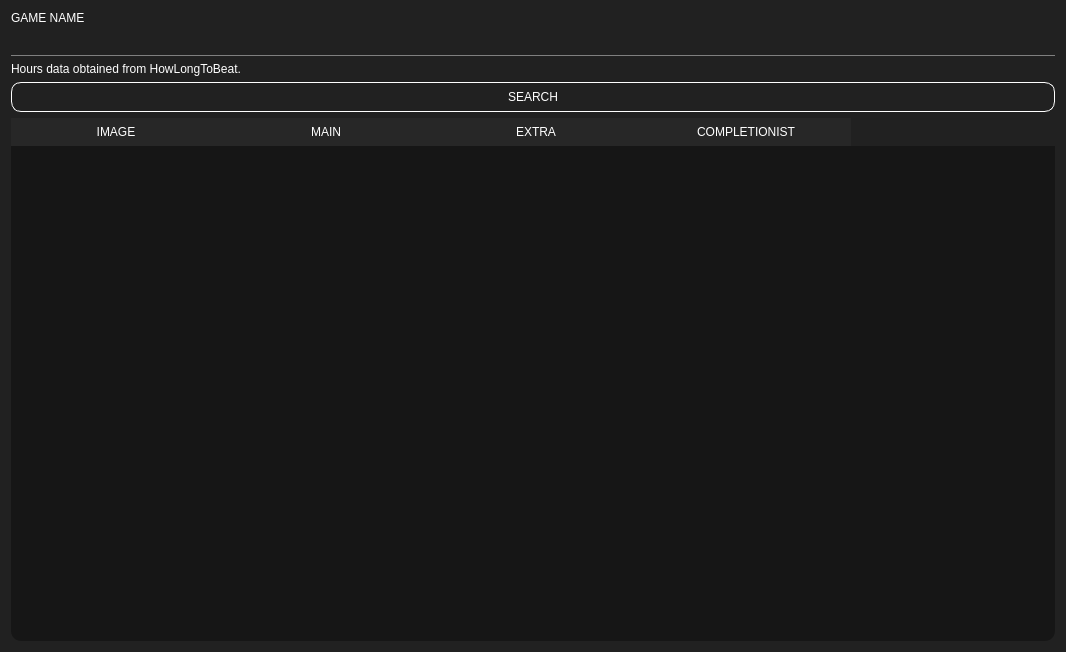
First picture: the form in howlongtobeat.ui, repository illud/crono, before the edit.
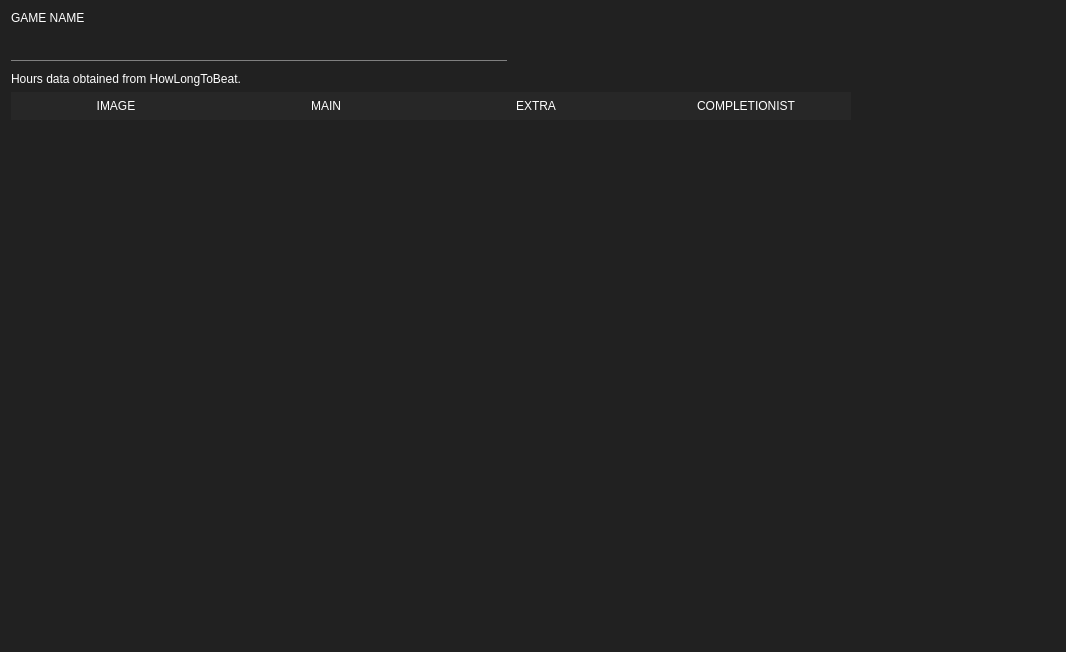
Second picture: the form after the edit. Icons and pictures are not drawn.

What changed in the file:
```diff
--- a/howlongtobeat.ui
+++ b/howlongtobeat.ui
@@ -16,20 +16,20 @@
   <property name="styleSheet">
    <string notr="true">background-color: rgb(33, 33, 33);</string>
   </property>
-  <layout class="QVBoxLayout" name="verticalLayout">
-   <item>
-    <widget class="QLabel" name="label_2">
+  <layout class="QGridLayout" name="gridLayout">
+   <item row="2" column="0">
+    <widget class="QLabel" name="label">
      <property name="styleSheet">
-      <string notr="true">font: 900 7pt &quot;Arial Black&quot;;
+      <string notr="true">font: 900 8pt &quot;Arial Black&quot;;
 background-color: transparent;
 color: rgb(255, 255, 255);</string>
      </property>
      <property name="text">
-      <string>GAME NAME</string>
+      <string>Hours data obtained from HowLongToBeat.</string>
      </property>
     </widget>
    </item>
-   <item>
+   <item row="1" column="0">
     <widget class="QLineEdit" name="searchBox">
      <property name="minimumSize">
       <size>
@@ -48,38 +48,57 @@
      </property>
     </widget>
    </item>
-   <item>
-    <widget class="QLabel" name="label">
+   <item row="0" column="0">
+    <widget class="QLabel" name="label_2">
      <property name="styleSheet">
-      <string notr="true">font: 900 8pt &quot;Arial Black&quot;;
+      <string notr="true">font: 900 7pt &quot;Arial Black&quot;;
 background-color: transparent;
 color: rgb(255, 255, 255);</string>
      </property>
      <property name="text">
-      <string>Hours data obtained from HowLongToBeat.</string>
+      <string>GAME NAME</string>
      </property>
     </widget>
    </item>
-   <item>
+   <item row="1" column="1">
     <widget class="QPushButton" name="btnSearch">
+     <property name="sizePolicy">
+      <sizepolicy hsizetype="Maximum" vsizetype="Fixed">
+       <horstretch>0</horstretch>
+       <verstretch>0</verstretch>
+      </sizepolicy>
+     </property>
      <property name="minimumSize">
       <size>
-       <width>0</width>
-       <height>30</height>
+       <width>35</width>
+       <height>35</height>
       </size>
      </property>
+     <property name="font">
+      <font>
+       <stylestrategy>PreferDefault</stylestrategy>
+      </font>
+     </property>
      <property name="cursor">
       <cursorShape>PointingHandCursor</cursorShape>
      </property>
      <property name="styleSheet">
       <string notr="true">QPushButton#btnSearch { 
 	background-color: transparent;
+	/*border-image: url(:/search.png) stretch;
+    background-repeat: no-repeat;
+	background-size: 19px 19px;
+    background-color:  transparent;
+ 	width: 29px;
+    height: 29px;
+
+	background-color: transparent;
 	font: 900 9pt &quot;Arial Black&quot;;
 	color: rgb(255, 255, 255);
     border: 1px;
 	border-color: rgb(255, 255, 255);
 	border-style: outset;
-border-radius: 10px;
+border-radius: 10px;*/
 }
 
 QPushButton#btnSearch:hover{ 
@@ -98,22 +117,49 @@
 </string>
      </property>
      <property name="text">
-      <string>SEARCH</string>
+      <string/>
+     </property>
+     <property name="icon">
+      <iconset>
+       <normalon>:/search.png</normalon>
+      </iconset>
+     </property>
+     <property name="iconSize">
+      <size>
+       <width>20</width>
+       <height>20</height>
+      </size>
      </property>
      <property name="flat">
       <bool>true</bool>
      </property>
     </widget>
    </item>
+   <item row="1" column="2">
+    <spacer name="horizontalSpacer">
+     <property name="orientation">
+      <enum>Qt::Horizontal</enum>
+     </property>
+     <property name="sizeHint" stdset="0">
+      <size>
+       <width>40</width>
+       <height>20</height>
+      </size>
+     </property>
+    </spacer>
+   </item>
+   <item row="3" column="0" colspan="3">
+    <layout class="QVBoxLayout" name="verticalLayout">
    <item>
     <widget class="QTableWidget" name="tableWidget">
      <property name="styleSheet">
-      <string notr="true"> QTableWidget {
+        <string notr="true">QTableWidget {
+	background-color: transparent;
+    border: none;
+    color: #ffffff;
+}
 
-background-color: rgb(22, 22, 22);
-        color: #ffffff;
-        border-radius: 10px;
-    }
+QTableWidgetItem { border-radius: 10px; }
 
 QHeaderView::section {
     background-color: rgb(39, 39, 39);
@@ -124,17 +170,21 @@
 
 QTableCornerButton::section {
 	background-color: rgb(66, 66, 66);
+	border: none;
 }
 
-QTableWidget::item {
-	font: 900 12pt &quot;Arial Black&quot;;
-	border: 0px; 
+/*QTableWidget::item {
+border: none;
 	padding: 5px; 
 	color: #ffffff;
     margin-top: 5px;          
-    border-radius: 9px;
+    border-radius: 0px;
     padding-left: 5px;
+
 }
+*/
+
+QTableWidget::item:focus { border: none; }
 
 /* VERTICAL SCROLLBAR */
  QScrollBar:vertical {
@@ -144,11 +194,11 @@
     margin: 15px 0 15px 2px;
 	border-radius: 0px;
     margin-right: 4px;
- }
+}
 
 /*  HANDLE BAR VERTICAL */
 QScrollBar::handle:vertical {	
-	background-color: rgb(158, 158, 158);
+	background-color: rgba(158, 158, 158, 90);
 	min-height: 30px;
 	border-radius: 1px;
 }
@@ -203,7 +253,7 @@
 
 
 
-/* HORIZONTAL SCROLLBAR - HOMEWORK */
+/* HORIZONTAL SCROLLBAR  */
 QScrollBar:horizontal {
    	border: none;
 	background-color: transparent;
@@ -232,6 +282,39 @@
 {
 }</string>
      </property>
+       <property name="frameShape">
+        <enum>QFrame::NoFrame</enum>
+       </property>
+       <property name="lineWidth">
+        <number>0</number>
+       </property>
+       <property name="horizontalScrollBarPolicy">
+        <enum>Qt::ScrollBarAlwaysOff</enum>
+       </property>
+       <property name="autoScroll">
+        <bool>true</bool>
+       </property>
+       <property name="autoScrollMargin">
+        <number>16</number>
+       </property>
+       <property name="tabKeyNavigation">
+        <bool>true</bool>
+       </property>
+       <property name="showDropIndicator" stdset="0">
+        <bool>true</bool>
+       </property>
+       <property name="selectionBehavior">
+        <enum>QAbstractItemView::SelectItems</enum>
+       </property>
+       <property name="textElideMode">
+        <enum>Qt::ElideMiddle</enum>
+       </property>
+       <property name="verticalScrollMode">
+        <enum>QAbstractItemView::ScrollPerPixel</enum>
+       </property>
+       <property name="horizontalScrollMode">
+        <enum>QAbstractItemView::ScrollPerPixel</enum>
+       </property>
      <attribute name="horizontalHeaderMinimumSectionSize">
       <number>35</number>
      </attribute>
@@ -265,6 +348,8 @@
       </property>
      </column>
     </widget>
+     </item>
+    </layout>
    </item>
   </layout>
  </widget>
```
Left out of the diff: 8 changed lines with no effect on the pictures. Lines whose indentation alone changed are shown as unchanged.
